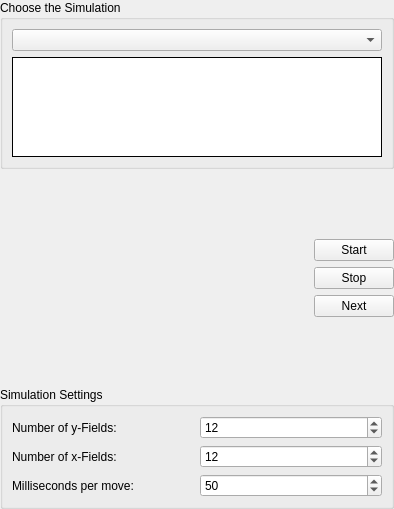
This is simulations/gamecontrols.ui in KDE/kalzium as Qt 5 draws it before an edit. The edited form follows.
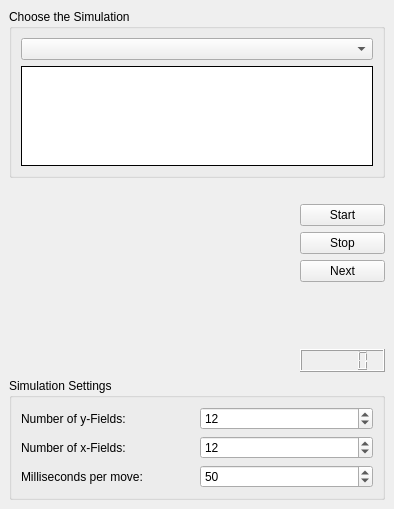
This is the edited form. Custom widgets are drawn as their Qt base class.

Commit message: Show the #of move

```diff
--- a/simulations/gamecontrols.ui
+++ b/simulations/gamecontrols.ui
@@ -35,86 +35,14 @@
   <property name="whatsThis" >
    <string>In this dialog you can simulate chemical principles</string>
   </property>
-  <layout class="QVBoxLayout" >
+  <layout class="QGridLayout" >
    <property name="margin" >
-    <number>0</number>
+    <number>9</number>
    </property>
    <property name="spacing" >
     <number>6</number>
    </property>
-   <item>
-    <widget class="QGroupBox" name="groupBox_2" >
-     <property name="sizePolicy" >
-      <sizepolicy>
-       <hsizetype>5</hsizetype>
-       <vsizetype>1</vsizetype>
-       <horstretch>0</horstretch>
-       <verstretch>0</verstretch>
-      </sizepolicy>
-     </property>
-     <property name="title" >
-      <string>Choose the Simulation</string>
-     </property>
-     <layout class="QVBoxLayout" >
-      <property name="margin" >
-       <number>9</number>
-      </property>
-      <property name="spacing" >
-       <number>6</number>
-      </property>
-      <item>
-       <widget class="QComboBox" name="combo" >
-        <property name="toolTip" >
-         <string>Select the simulation you want to run</string>
-        </property>
-        <property name="whatsThis" >
-         <string>Select the simulation you want to run</string>
-        </property>
-       </widget>
-      </item>
-      <item>
-       <widget class="QTextBrowser" name="label" >
-        <property name="sizePolicy" >
-         <sizepolicy>
-          <hsizetype>1</hsizetype>
-          <vsizetype>1</vsizetype>
-          <horstretch>0</horstretch>
-          <verstretch>0</verstretch>
-         </sizepolicy>
-        </property>
-        <property name="maximumSize" >
-         <size>
-          <width>16777215</width>
-          <height>100</height>
-         </size>
-        </property>
-        <property name="toolTip" >
-         <string>This texts describes the simulation in brief words</string>
-        </property>
-        <property name="whatsThis" >
-         <string>This texts describes the simulation in brief words</string>
-        </property>
-        <property name="frameShape" >
-         <enum>QFrame::Box</enum>
-        </property>
-        <property name="frameShadow" >
-         <enum>QFrame::Plain</enum>
-        </property>
-        <property name="lineWidth" >
-         <number>1</number>
-        </property>
-        <property name="midLineWidth" >
-         <number>1</number>
-        </property>
-        <property name="horizontalScrollBarPolicy" >
-         <enum>Qt::ScrollBarAlwaysOff</enum>
-        </property>
-       </widget>
-      </item>
-     </layout>
-    </widget>
-   </item>
-   <item>
+   <item row="1" column="0" >
     <layout class="QHBoxLayout" >
      <property name="margin" >
       <number>0</number>
@@ -161,8 +89,8 @@
          </property>
          <property name="sizeHint" >
           <size>
-           <width>20</width>
-           <height>4</height>
+           <width>85</width>
+           <height>21</height>
           </size>
          </property>
         </spacer>
@@ -204,17 +132,20 @@
          </property>
          <property name="sizeHint" >
           <size>
-           <width>20</width>
-           <height>4</height>
+           <width>85</width>
+           <height>61</height>
           </size>
          </property>
         </spacer>
        </item>
+       <item>
+        <widget class="QLCDNumber" name="lcd" />
+       </item>
       </layout>
      </item>
     </layout>
    </item>
-   <item>
+   <item row="2" column="0" >
     <widget class="QGroupBox" name="groupBox_3" >
      <property name="sizePolicy" >
       <sizepolicy>
@@ -339,6 +270,78 @@
      </layout>
     </widget>
    </item>
+   <item row="0" column="0" >
+    <widget class="QGroupBox" name="groupBox_2" >
+     <property name="sizePolicy" >
+      <sizepolicy>
+       <hsizetype>5</hsizetype>
+       <vsizetype>1</vsizetype>
+       <horstretch>0</horstretch>
+       <verstretch>0</verstretch>
+      </sizepolicy>
+     </property>
+     <property name="title" >
+      <string>Choose the Simulation</string>
+     </property>
+     <layout class="QVBoxLayout" >
+      <property name="margin" >
+       <number>9</number>
+      </property>
+      <property name="spacing" >
+       <number>6</number>
+      </property>
+      <item>
+       <widget class="QComboBox" name="combo" >
+        <property name="toolTip" >
+         <string>Select the simulation you want to run</string>
+        </property>
+        <property name="whatsThis" >
+         <string>Select the simulation you want to run</string>
+        </property>
+       </widget>
+      </item>
+      <item>
+       <widget class="QTextBrowser" name="label" >
+        <property name="sizePolicy" >
+         <sizepolicy>
+          <hsizetype>1</hsizetype>
+          <vsizetype>1</vsizetype>
+          <horstretch>0</horstretch>
+          <verstretch>0</verstretch>
+         </sizepolicy>
+        </property>
+        <property name="maximumSize" >
+         <size>
+          <width>16777215</width>
+          <height>100</height>
+         </size>
+        </property>
+        <property name="toolTip" >
+         <string>This texts describes the simulation in brief words</string>
+        </property>
+        <property name="whatsThis" >
+         <string>This texts describes the simulation in brief words</string>
+        </property>
+        <property name="frameShape" >
+         <enum>QFrame::Box</enum>
+        </property>
+        <property name="frameShadow" >
+         <enum>QFrame::Plain</enum>
+        </property>
+        <property name="lineWidth" >
+         <number>1</number>
+        </property>
+        <property name="midLineWidth" >
+         <number>1</number>
+        </property>
+        <property name="horizontalScrollBarPolicy" >
+         <enum>Qt::ScrollBarAlwaysOff</enum>
+        </property>
+       </widget>
+      </item>
+     </layout>
+    </widget>
+   </item>
   </layout>
  </widget>
  <pixmapfunction></pixmapfunction>
```
The commit also changes 1 other file.
